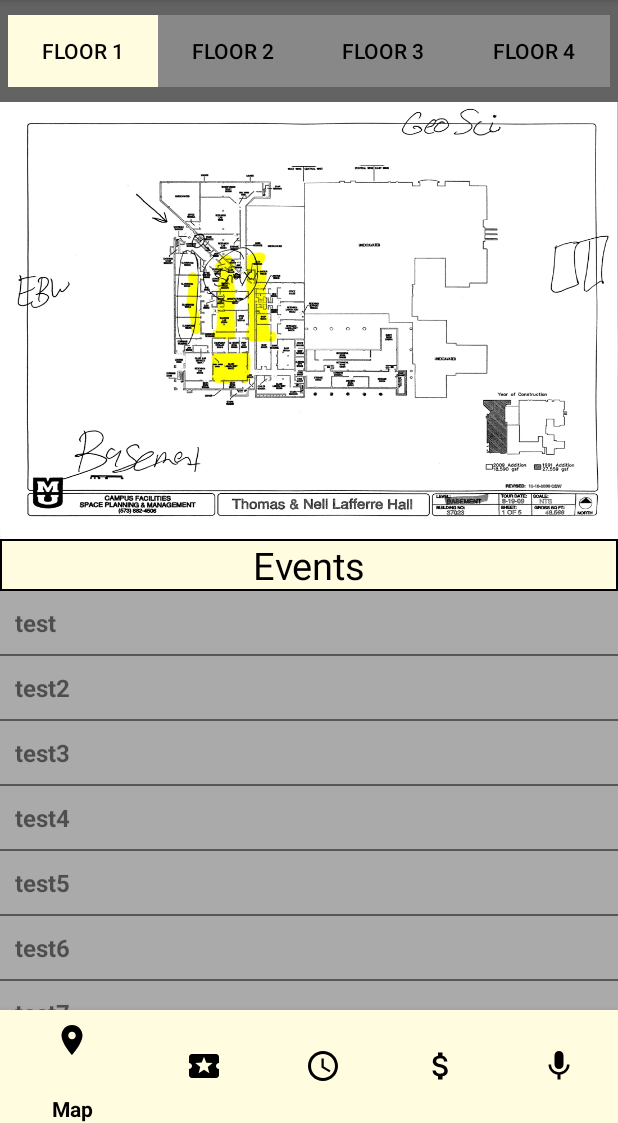
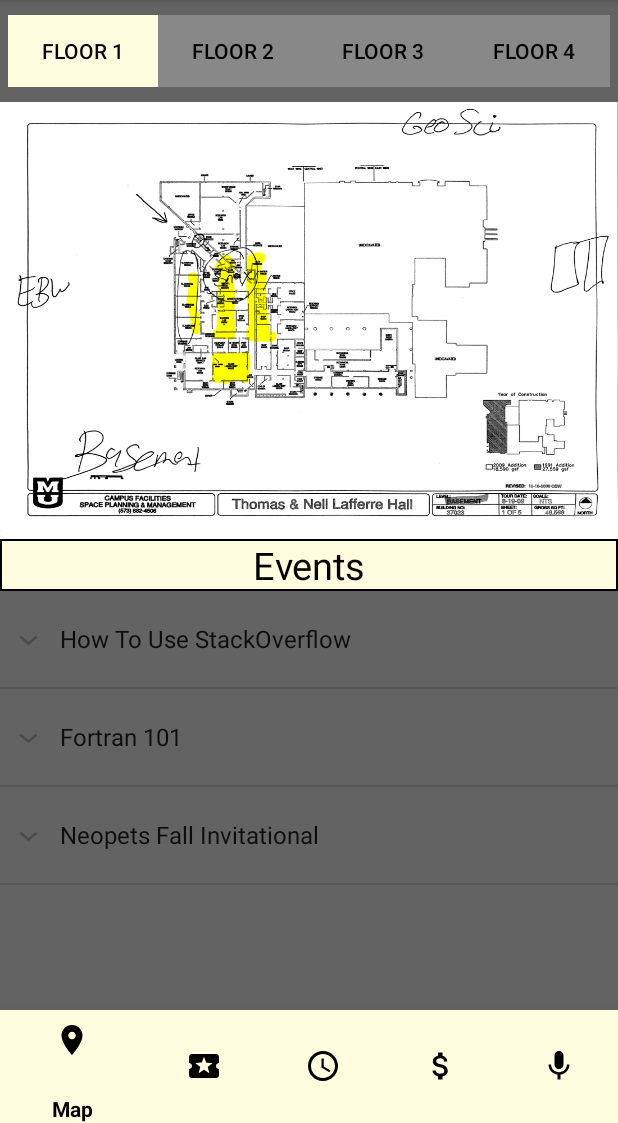
Before and after one commit to Mizzou-Computing-Association/app-android, an Android app: the screen it shows after launch (HomeScreenActivity), on a phone screen of 412 x 824 dp, the part 113-1236 px from its top. Run offline under Robolectric (Android 15) with nearby library versions, the phone set to English and light mode, and no system bars; libraries missing offline, so code that uses them is left out: android.support.design.

Commit message:
Added expandable item functionality to event list

```diff
--- a/app/src/main/java/tigerhacks/android/tigerhacksapp/MapFragment.java
+++ b/app/src/main/java/tigerhacks/android/tigerhacksapp/MapFragment.java
@@ -6,6 +6,7 @@ import android.graphics.drawable.LayerDrawable;
 import android.net.Uri;
 import android.os.Build;
 import android.os.Bundle;
+import android.provider.CalendarContract;
 import android.support.design.internal.BottomNavigationMenu;
 import android.support.design.widget.BottomNavigationView;
 import android.support.v4.app.Fragment;
@@ -19,11 +20,19 @@ import android.view.ViewTreeObserver;
 import android.widget.AbsListView;
 import android.widget.ArrayAdapter;
 import android.widget.Button;
+import android.widget.ExpandableListAdapter;
+import android.widget.ExpandableListView;
 import android.widget.GridView;
 import android.widget.ImageView;
 import android.widget.LinearLayout;
 import android.widget.ListView;
 import android.widget.RelativeLayout;
+import android.widget.SimpleExpandableListAdapter;
+
+import java.util.ArrayList;
+import java.util.HashMap;
+import java.util.List;
+import java.util.Map;
 
 
 /**
@@ -37,6 +46,7 @@ import android.widget.RelativeLayout;
 public class MapFragment extends Fragment {
     // TODO: Rename parameter arguments, choose names that match
     // the fragment initialization parameters, e.g. ARG_ITEM_NUMBER
+
     private static final String ARG_PARAM1 = "param1";
     private static final String ARG_PARAM2 = "param2";
 
@@ -48,6 +58,13 @@ public class MapFragment extends Fragment {
     private ImageView mapView;
     private Button btn1, btn2, btn3, btn4;
     private OnFragmentInteractionListener mListener;
+
+    private static final String NAME = "NAME";
+
+    private ExpandableListAdapter mAdapter;
+
+    private String group[] = {"How To Use StackOverflow" , "Fortran 101", "Neopets Fall Invitational"};
+    private String[][] child = { { "John", "Bill" }, { "Alice", "David" }, {} };
 
     public MapFragment() {
         // Required empty public constructor
@@ -89,7 +106,7 @@ public class MapFragment extends Fragment {
 
         //this section fixes the events list layout and prevents it from
         //rendering events under the bottom navigation bar
-        final ListView lv = layoutView.findViewById(R.id.listView);
+        final ExpandableListView lv = layoutView.findViewById(R.id.listView);
         ViewTreeObserver vto = lv.getViewTreeObserver();
         vto.addOnGlobalLayoutListener(new ViewTreeObserver.OnGlobalLayoutListener() {
 
@@ -161,10 +178,31 @@ public class MapFragment extends Fragment {
         btn4.setBackgroundColor(Color.GRAY);
 
         //this bit sets up an adapter for the ListView to use to display events
-        String[] list = {"test","test2","test3","test4","test5","test6","test7","test8"};
-        ArrayAdapter adapter = new ArrayAdapter<String>(this.getContext(), R.layout.text_view, list);
-        ListView listView = (ListView) layoutView.findViewById(R.id.listView);
-        listView.setAdapter(adapter);
+
+
+        List<Map<String, String>> groupData = new ArrayList<Map<String, String>>();
+        List<List<Map<String, String>>> childData = new ArrayList<List<Map<String, String>>>();
+        for (int i = 0; i < group.length; i++) {
+            Map<String, String> curGroupMap = new HashMap<String, String>();
+            groupData.add(curGroupMap);
+            curGroupMap.put(NAME, group[i]);
+
+            List<Map<String, String>> children = new ArrayList<Map<String, String>>();
+            for (int j = 0; j < child[i].length; j++) {
+                Map<String, String> curChildMap = new HashMap<String, String>();
+                children.add(curChildMap);
+                curChildMap.put(NAME, child[i][j]);
+            }
+            childData.add(children);
+        }
+
+        // Set up our adapter
+        mAdapter = new SimpleExpandableListAdapter(this.getContext(), groupData,
+                R.layout.expandable_list_item,
+                new String[] { NAME }, new int[] { R.id.expandable_text_view },
+                childData, R.layout.expanded_list_item,
+                new String[] { NAME }, new int[] { R.id.expanded_text_view });
+        lv.setAdapter(mAdapter);
 
         return layoutView;
     }
--- /dev/null
+++ b/app/src/main/res/layout/expandable_list_item.xml
@@ -0,0 +1,15 @@
+<?xml version="1.0" encoding="utf-8"?>
+<LinearLayout xmlns:android="http://schemas.android.com/apk/res/android"
+    android:layout_width="match_parent"
+    android:layout_height="match_parent"
+    android:orientation="vertical"
+    android:background="@color/colorSecondary">
+    <TextView xmlns:android="http://schemas.android.com/apk/res/android"
+        android:id="@+id/expandable_text_view"
+        android:layout_width="match_parent"
+        android:layout_height="?android:attr/listPreferredItemHeight"
+        android:paddingStart="?android:attr/expandableListPreferredItemPaddingLeft"
+        android:textAppearance="?android:attr/textAppearanceListItem"
+        android:gravity="center_vertical" />
+
+</LinearLayout>
--- /dev/null
+++ b/app/src/main/res/layout/expanded_list_item.xml
@@ -0,0 +1,15 @@
+<?xml version="1.0" encoding="utf-8"?>
+<LinearLayout xmlns:android="http://schemas.android.com/apk/res/android"
+    android:layout_width="match_parent"
+    android:layout_height="match_parent"
+    android:orientation="vertical"
+    android:background="@color/colorSecondary">
+    <TextView xmlns:android="http://schemas.android.com/apk/res/android"
+        android:id="@+id/expanded_text_view"
+        android:layout_width="match_parent"
+        android:layout_height="?android:attr/listPreferredItemHeight"
+        android:paddingStart="?android:attr/expandableListPreferredItemPaddingLeft"
+        android:textAppearance="?android:attr/textAppearanceListItem"
+        android:gravity="center_vertical" />
+
+</LinearLayout>
--- a/app/src/main/res/layout/fragment_map.xml
+++ b/app/src/main/res/layout/fragment_map.xml
@@ -81,7 +81,7 @@
             android:textColor="@android:color/black"
             android:textSize="25sp" />
 
-        <ListView
+        <ExpandableListView
             android:id="@+id/listView"
             android:layout_width="match_parent"
             android:layout_height="match_parent" />
```
